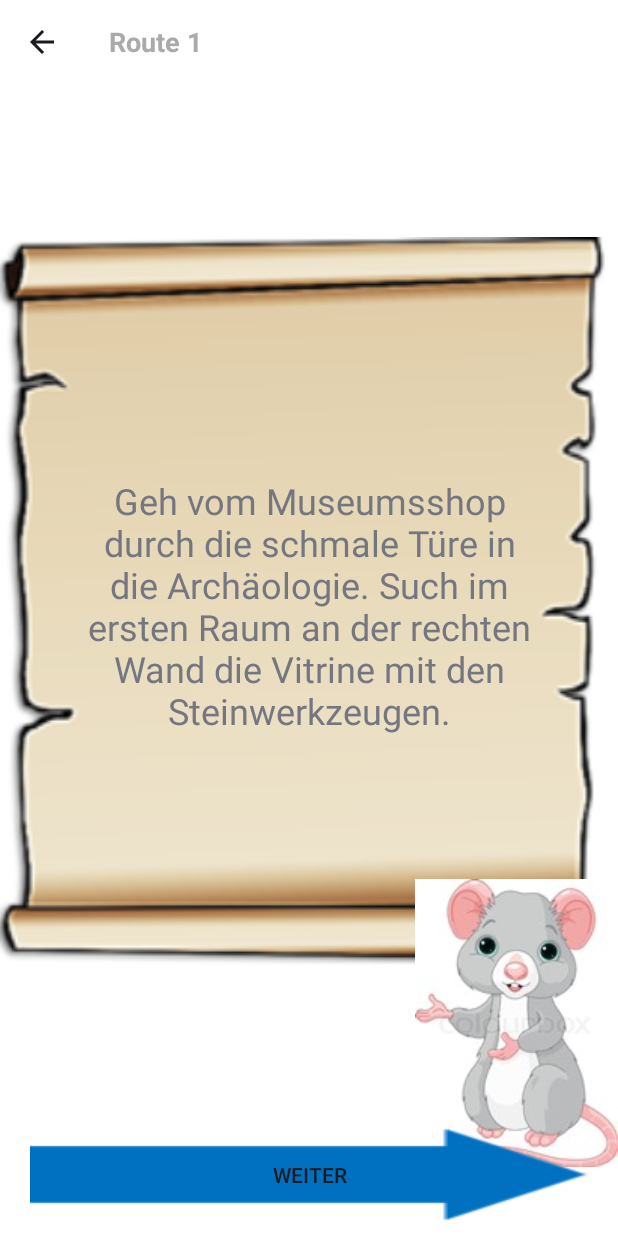
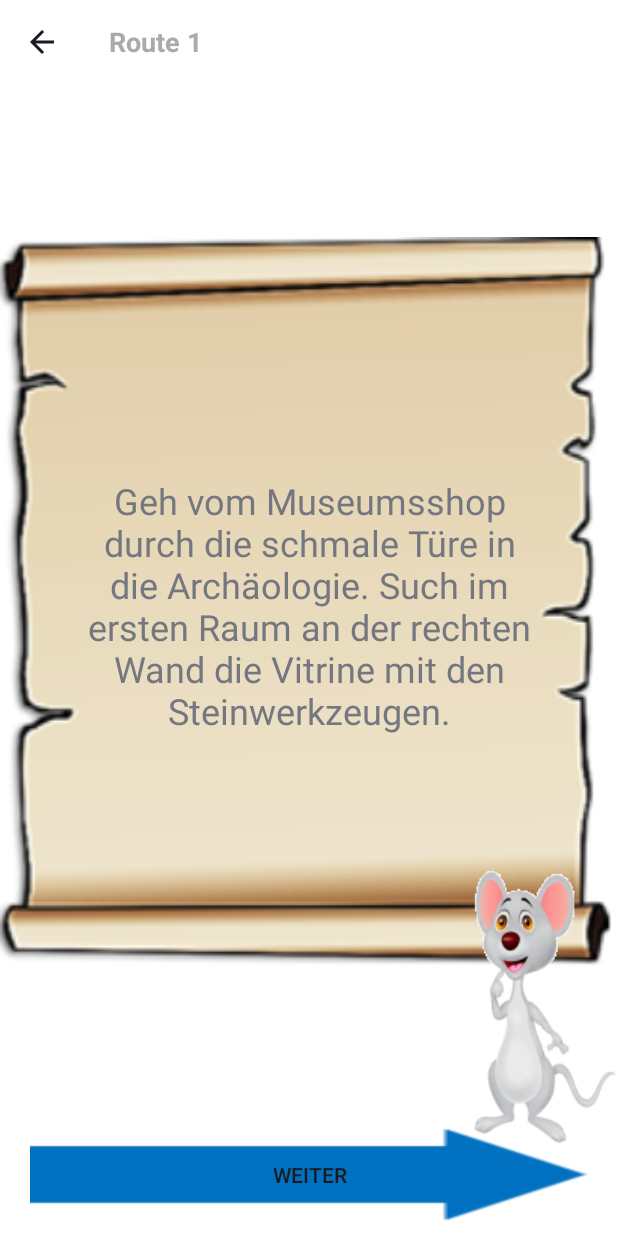
Before and after one commit to gorantomas/InnoLab-MuseumApp, an Android app: the MainActivity screen opened directly, with no data from a screen before it, on a phone screen of 412 x 824 dp. Run offline under Robolectric (Android 15) with nearby library versions, the light colour scheme and no system bars.

Commit message:
Neue Maus eingefügt (Rechte für Bild vorhanden)

```diff
--- a/app/src/main/res/layout/act_route.xml
+++ b/app/src/main/res/layout/act_route.xml
@@ -18,14 +18,13 @@
         android:layout_width="match_parent"
         android:layout_height="match_parent"
         android:layout_above="@+id/routeNext"
-        android:layout_alignParentTop="true"
         android:layout_centerHorizontal="true"
-        android:gravity="center"
-        android:paddingLeft="40dp"
-        android:paddingRight="40dp"
+        android:paddingLeft="45dp"
+        android:paddingRight="45dp"
         android:text="Hier steht die ausführliche Beschreibung wie die Station gefunden wird. Hier steht die ausführliche
         Beschreibung wie die Station gefunden wird. Hier steht die ausführliche Beschreibung"
-        android:textSize="24sp"/>
+        android:textSize="24sp"
+        android:gravity="center" />
 
     <Button
         android:id="@+id/routeNext"
@@ -43,10 +42,10 @@
         android:id="@+id/imageView3"
         android:layout_width="wrap_content"
         android:layout_height="wrap_content"
+        android:src="@drawable/mouse2"
+        android:layout_marginBottom="43dp"
         android:layout_alignBottom="@+id/routeNext"
-        android:layout_alignParentEnd="true"
-        android:layout_marginBottom="36dp"
-        android:src="@drawable/rat2"/>
+        android:layout_alignParentEnd="true" />
 
 
 </RelativeLayout>
```
Also changed, not shown: app/src/main/res/drawable/mouse2.png (added).
